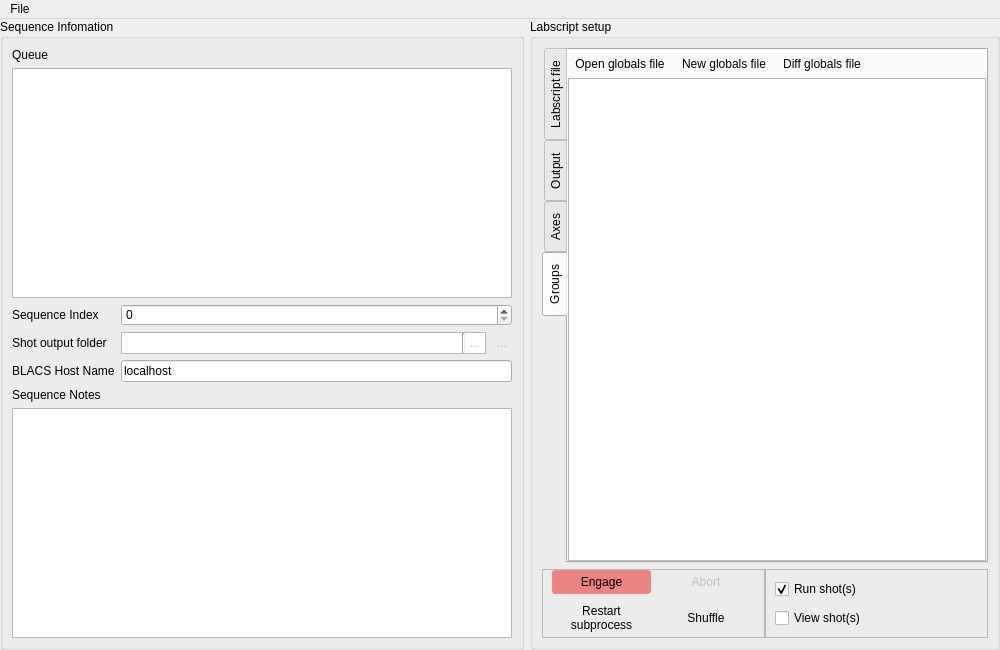
This is main.ui in labscript-suite-archive-oldfinal1/spielman-runmanager--forked-from--labscript_suite-runmanager as Qt 5 draws it before an edit. The edited form follows.
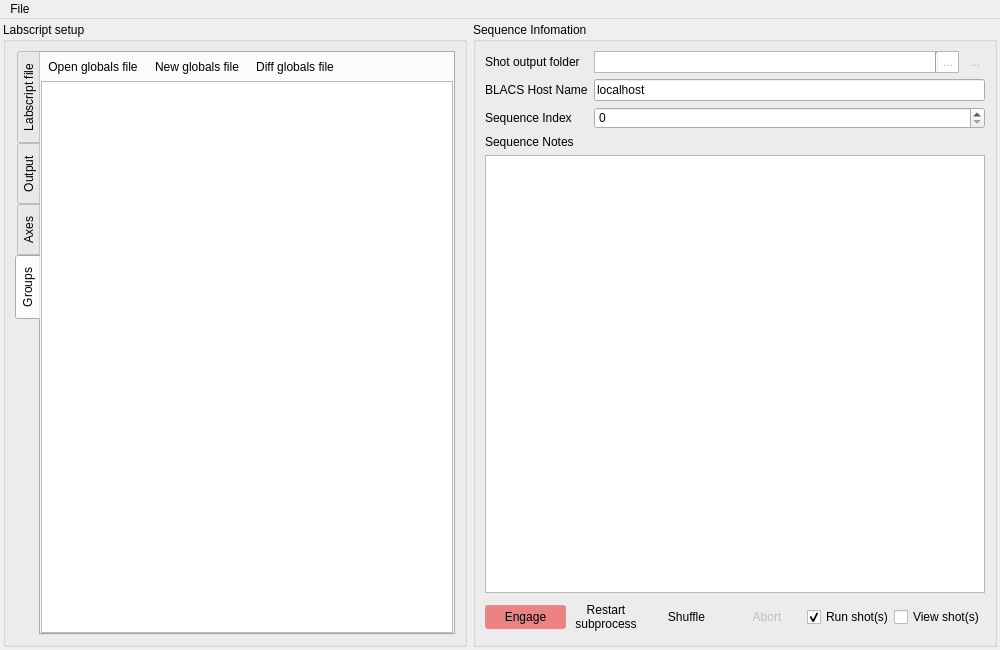
This is the edited form. The open tabs and pages were chosen to show the change. Icons and pictures are not drawn. Custom widgets are drawn as their Qt base class.

Commit message: Rearranged UI slightly

The edit to the form file:
```diff
--- a/main.ui
+++ b/main.ui
@@ -92,272 +92,17 @@
    </property>
    <layout class="QHBoxLayout" name="horizontalLayout_6">
     <property name="leftMargin">
-     <number>0</number>
+     <number>3</number>
     </property>
     <property name="topMargin">
-     <number>0</number>
+     <number>3</number>
     </property>
     <property name="rightMargin">
-     <number>0</number>
+     <number>3</number>
     </property>
     <property name="bottomMargin">
-     <number>0</number>
+     <number>3</number>
     </property>
-    <item>
-     <widget class="QGroupBox" name="groupBox">
-      <property name="title">
-       <string>Sequence Infomation</string>
-      </property>
-      <layout class="QVBoxLayout" name="verticalLayout_3">
-       <item>
-        <widget class="QLabel" name="label_3">
-         <property name="text">
-          <string>Queue</string>
-         </property>
-        </widget>
-       </item>
-       <item>
-        <widget class="QListWidget" name="Queue_listWidget"/>
-       </item>
-       <item>
-        <layout class="QFormLayout" name="formLayout">
-         <item row="0" column="0">
-          <widget class="QLabel" name="sequenceIndexLabel">
-           <property name="text">
-            <string>Sequence Index</string>
-           </property>
-          </widget>
-         </item>
-         <item row="0" column="1">
-          <widget class="QSpinBox" name="spinBox_SequenceIndex">
-           <property name="sizePolicy">
-            <sizepolicy hsizetype="Expanding" vsizetype="Fixed">
-             <horstretch>0</horstretch>
-             <verstretch>0</verstretch>
-            </sizepolicy>
-           </property>
-           <property name="minimumSize">
-            <size>
-             <width>0</width>
-             <height>20</height>
-            </size>
-           </property>
-           <property name="maximum">
-            <number>9999</number>
-           </property>
-          </widget>
-         </item>
-         <item row="1" column="0">
-          <widget class="QLabel" name="shotOutputFolderLabel">
-           <property name="text">
-            <string>Shot output folder</string>
-           </property>
-          </widget>
-         </item>
-         <item row="2" column="0">
-          <widget class="QLabel" name="bLACSHostNameLabel">
-           <property name="text">
-            <string>BLACS Host Name</string>
-           </property>
-          </widget>
-         </item>
-         <item row="2" column="1">
-          <widget class="QLineEdit" name="lineEdit_BLACS_hostname">
-           <property name="toolTip">
-            <string>&lt;html&gt;&lt;head/&gt;&lt;body&gt;&lt;p&gt;The host computer running BLACS.&lt;/p&gt;&lt;/body&gt;&lt;/html&gt;</string>
-           </property>
-           <property name="text">
-            <string>localhost</string>
-           </property>
-           <property name="frame">
-            <bool>true</bool>
-           </property>
-          </widget>
-         </item>
-         <item row="1" column="1">
-          <layout class="QHBoxLayout" name="horizontalLayout_8">
-           <item>
-            <widget class="QFrame" name="frame">
-             <property name="sizePolicy">
-              <sizepolicy hsizetype="Preferred" vsizetype="Preferred">
-               <horstretch>0</horstretch>
-               <verstretch>0</verstretch>
-              </sizepolicy>
-             </property>
-             <property name="sizeIncrement">
-              <size>
-               <width>0</width>
-               <height>0</height>
-              </size>
-             </property>
-             <property name="frameShape">
-              <enum>QFrame::StyledPanel</enum>
-             </property>
-             <layout class="QHBoxLayout" name="horizontalLayout">
-              <property name="spacing">
-               <number>0</number>
-              </property>
-              <property name="leftMargin">
-               <number>0</number>
-              </property>
-              <property name="topMargin">
-               <number>0</number>
-              </property>
-              <property name="rightMargin">
-               <number>0</number>
-              </property>
-              <property name="bottomMargin">
-               <number>0</number>
-              </property>
-              <item>
-               <widget class="QLineEdit" name="lineEdit_shot_output_folder">
-                <property name="sizePolicy">
-                 <sizepolicy hsizetype="Expanding" vsizetype="Fixed">
-                  <horstretch>0</horstretch>
-                  <verstretch>0</verstretch>
-                 </sizepolicy>
-                </property>
-                <property name="maximumSize">
-                 <size>
-                  <width>16777215</width>
-                  <height>20</height>
-                 </size>
-                </property>
-                <property name="toolTip">
-                 <string>&lt;html&gt;&lt;head/&gt;&lt;body&gt;&lt;p&gt;The folder in which newly compiled shot files will be placed.&lt;/p&gt;&lt;p&gt;If the folder does not exist, it will be created at compile time.&lt;/p&gt;&lt;/body&gt;&lt;/html&gt;</string>
-                </property>
-                <property name="styleSheet">
-                 <string notr="true"/>
-                </property>
-                <property name="frame">
-                 <bool>false</bool>
-                </property>
-                <property name="readOnly">
-                 <bool>true</bool>
-                </property>
-               </widget>
-              </item>
-              <item>
-               <widget class="Line" name="line_2">
-                <property name="orientation">
-                 <enum>Qt::Vertical</enum>
-                </property>
-               </widget>
-              </item>
-              <item>
-               <widget class="QToolButton" name="toolButton_select_shot_output_folder">
-                <property name="enabled">
-                 <bool>false</bool>
-                </property>
-                <property name="sizePolicy">
-                 <sizepolicy hsizetype="Fixed" vsizetype="Fixed">
-                  <horstretch>0</horstretch>
-                  <verstretch>0</verstretch>
-                 </sizepolicy>
-                </property>
-                <property name="maximumSize">
-                 <size>
-                  <width>20</width>
-                  <height>20</height>
-                 </size>
-                </property>
-                <property name="toolTip">
-                 <string>Select folder ...</string>
-                </property>
-                <property name="styleSheet">
-                 <string notr="true">QToolButton{
-    border: none;
-    background: white;
-    padding: 2px;
-}
-
-QToolButton:hover {
-     background-color: qlineargradient(x1: 0, y1: 0, x2: 0, y2: 1,
-                                       stop: 0 #f6f7fa, stop: 1 #dadbde);
- }
-
- QToolButton:pressed {
-     background-color: qlineargradient(x1: 0, y1: 0, x2: 0, y2: 1,
-                                       stop: 0 #dadbde, stop: 1 #f6f7fa);
- }</string>
-                </property>
-                <property name="text">
-                 <string>...</string>
-                </property>
-                <property name="icon">
-                 <iconset resource="../../Anaconda/Lib/site-packages/qtutils/icons/icons.qrc">
-                  <normaloff>:/qtutils/fugue/folder-horizontal-open.png</normaloff>:/qtutils/fugue/folder-horizontal-open.png</iconset>
-                </property>
-               </widget>
-              </item>
-             </layout>
-            </widget>
-           </item>
-           <item>
-            <widget class="QToolButton" name="toolButton_reset_shot_output_folder">
-             <property name="enabled">
-              <bool>false</bool>
-             </property>
-             <property name="sizePolicy">
-              <sizepolicy hsizetype="Fixed" vsizetype="Fixed">
-               <horstretch>0</horstretch>
-               <verstretch>0</verstretch>
-              </sizepolicy>
-             </property>
-             <property name="maximumSize">
-              <size>
-               <width>20</width>
-               <height>20</height>
-              </size>
-             </property>
-             <property name="toolTip">
-              <string>&lt;html&gt;&lt;head/&gt;&lt;body&gt;&lt;p&gt;Reset to default output folder.&lt;/p&gt;&lt;p&gt;If the folder does not exist it will be created at compile-time.&lt;/p&gt;&lt;/body&gt;&lt;/html&gt;</string>
-             </property>
-             <property name="text">
-              <string>...</string>
-             </property>
-             <property name="icon">
-              <iconset resource="../../Anaconda/Lib/site-packages/qtutils/icons/icons.qrc">
-               <normaloff>:/qtutils/fugue/arrow-turn-180-left.png</normaloff>:/qtutils/fugue/arrow-turn-180-left.png</iconset>
-             </property>
-            </widget>
-           </item>
-          </layout>
-         </item>
-        </layout>
-       </item>
-       <item>
-        <widget class="QLabel" name="label_4">
-         <property name="text">
-          <string>Sequence Notes</string>
-         </property>
-        </widget>
-       </item>
-       <item>
-        <widget class="QPlainTextEdit" name="plainTextEdit_SequenceNotes">
-         <property name="minimumSize">
-          <size>
-           <width>500</width>
-           <height>0</height>
-          </size>
-         </property>
-         <property name="font">
-          <font>
-           <family>Courier</family>
-           <pointsize>10</pointsize>
-          </font>
-         </property>
-         <property name="toolTip">
-          <string>Notes for next sequence</string>
-         </property>
-        </widget>
-       </item>
-       <item>
-        <layout class="QVBoxLayout" name="verticalLayout"/>
-       </item>
-      </layout>
-     </widget>
-    </item>
     <item>
      <widget class="QGroupBox" name="groupBox_2">
       <property name="title">
@@ -841,8 +586,8 @@
                  <rect>
                   <x>0</x>
                   <y>0</y>
-                  <width>423</width>
-                  <height>482</height>
+                  <width>83</width>
+                  <height>71</height>
                  </rect>
                 </property>
                 <layout class="QVBoxLayout" name="verticalLayout_6">
@@ -876,43 +621,135 @@
            </widget>
           </widget>
          </item>
-         <item>
-          <layout class="QHBoxLayout" name="horizontalLayout_3">
-           <property name="spacing">
-            <number>0</number>
+        </layout>
+       </item>
+      </layout>
+     </widget>
+    </item>
+    <item>
+     <widget class="QGroupBox" name="groupBox">
+      <property name="title">
+       <string>Sequence Infomation</string>
+      </property>
+      <layout class="QVBoxLayout" name="verticalLayout_3">
+       <item>
+        <layout class="QFormLayout" name="formLayout">
+         <item row="0" column="0">
+          <widget class="QLabel" name="shotOutputFolderLabel">
+           <property name="text">
+            <string>Shot output folder</string>
            </property>
-           <property name="sizeConstraint">
-            <enum>QLayout::SetDefaultConstraint</enum>
-           </property>
+          </widget>
+         </item>
+         <item row="0" column="1">
+          <layout class="QHBoxLayout" name="horizontalLayout_8">
            <item>
             <widget class="QFrame" name="frame">
-             <property name="styleSheet">
-              <string notr="true"/>
+             <property name="sizePolicy">
+              <sizepolicy hsizetype="Preferred" vsizetype="Preferred">
+               <horstretch>0</horstretch>
+               <verstretch>0</verstretch>
+              </sizepolicy>
+             </property>
+             <property name="sizeIncrement">
+              <size>
+               <width>0</width>
+               <height>0</height>
+              </size>
              </property>
              <property name="frameShape">
               <enum>QFrame::StyledPanel</enum>
              </property>
-             <layout class="QGridLayout" name="gridLayout">
+             <layout class="QHBoxLayout" name="horizontalLayout">
+              <property name="spacing">
+               <number>0</number>
+              </property>
+              <property name="leftMargin">
+               <number>0</number>
+              </property>
               <property name="topMargin">
                <number>0</number>
               </property>
+              <property name="rightMargin">
+               <number>0</number>
+              </property>
               <property name="bottomMargin">
                <number>0</number>
               </property>
-              <item row="0" column="1">
-               <widget class="QPushButton" name="pushButton_abort">
+              <item>
+               <widget class="QLineEdit" name="lineEdit_shot_output_folder">
+                <property name="sizePolicy">
+                 <sizepolicy hsizetype="Expanding" vsizetype="Fixed">
+                  <horstretch>0</horstretch>
+                  <verstretch>0</verstretch>
+                 </sizepolicy>
+                </property>
+                <property name="maximumSize">
+                 <size>
+                  <width>16777215</width>
+                  <height>20</height>
+                 </size>
+                </property>
+                <property name="toolTip">
+                 <string>&lt;html&gt;&lt;head/&gt;&lt;body&gt;&lt;p&gt;The folder in which newly compiled shot files will be placed.&lt;/p&gt;&lt;p&gt;If the folder does not exist, it will be created at compile time.&lt;/p&gt;&lt;/body&gt;&lt;/html&gt;</string>
+                </property>
+                <property name="styleSheet">
+                 <string notr="true"/>
+                </property>
+                <property name="frame">
+                 <bool>false</bool>
+                </property>
+                <property name="readOnly">
+                 <bool>true</bool>
+                </property>
+               </widget>
+              </item>
+              <item>
+               <widget class="Line" name="line_2">
+                <property name="orientation">
+                 <enum>Qt::Vertical</enum>
+                </property>
+               </widget>
+              </item>
+              <item>
+               <widget class="QToolButton" name="toolButton_select_shot_output_folder">
                 <property name="enabled">
                  <bool>false</bool>
                 </property>
-                <property name="focusPolicy">
-                 <enum>Qt::NoFocus</enum>
+                <property name="sizePolicy">
+                 <sizepolicy hsizetype="Fixed" vsizetype="Fixed">
+                  <horstretch>0</horstretch>
+                  <verstretch>0</verstretch>
+                 </sizepolicy>
+                </property>
+                <property name="maximumSize">
+                 <size>
+                  <width>20</width>
+                  <height>20</height>
+                 </size>
                 </property>
                 <property name="toolTip">
-                 <string>Stop compiling shots after the current shot is compiled.
- To interrupt a compilation mid-shot, use the 'Restart subprocess' button</string>
+                 <string>Select folder ...</string>
+                </property>
+                <property name="styleSheet">
+                 <string notr="true">QToolButton{
+    border: none;
+    background: white;
+    padding: 2px;
+}
+
+QToolButton:hover {
+     background-color: qlineargradient(x1: 0, y1: 0, x2: 0, y2: 1,
+                                       stop: 0 #f6f7fa, stop: 1 #dadbde);
+ }
+
+ QToolButton:pressed {
+     background-color: qlineargradient(x1: 0, y1: 0, x2: 0, y2: 1,
+                                       stop: 0 #dadbde, stop: 1 #f6f7fa);
+ }</string>
                 </property>
                 <property name="text">
-                 <string>Abort</string>
+                 <string>...</string>
                 </property>
                 <property name="icon">
                  <iconset resource="../../Anaconda/Lib/site-packages/qtutils/icons/icons.qrc">
@@ -920,22 +757,144 @@
                 </property>
                </widget>
               </item>
-              <item row="0" column="0">
-               <widget class="QPushButton" name="pushButton_engage">
-                <property name="enabled">
-                 <bool>true</bool>
-                </property>
-                <property name="focusPolicy">
-                 <enum>Qt::NoFocus</enum>
-                </property>
-                <property name="toolTip">
-                 <string>&lt;html&gt;&lt;head/&gt;&lt;body&gt;&lt;p&gt;Compile pending shots and submit them to BLACS if applicable.&lt;/p&gt;&lt;p&gt;Or, send the parameter space description to mise, if that option is selected.&lt;/p&gt;&lt;/body&gt;&lt;/html&gt;</string>
-                </property>
-                <property name="autoFillBackground">
-                 <bool>false</bool>
-                </property>
-                <property name="styleSheet">
-                 <string notr="true">QPushButton {
+             </layout>
+            </widget>
+           </item>
+           <item>
+            <widget class="QToolButton" name="toolButton_reset_shot_output_folder">
+             <property name="enabled">
+              <bool>false</bool>
+             </property>
+             <property name="sizePolicy">
+              <sizepolicy hsizetype="Fixed" vsizetype="Fixed">
+               <horstretch>0</horstretch>
+               <verstretch>0</verstretch>
+              </sizepolicy>
+             </property>
+             <property name="maximumSize">
+              <size>
+               <width>20</width>
+               <height>20</height>
+              </size>
+             </property>
+             <property name="toolTip">
+              <string>&lt;html&gt;&lt;head/&gt;&lt;body&gt;&lt;p&gt;Reset to default output folder.&lt;/p&gt;&lt;p&gt;If the folder does not exist it will be created at compile-time.&lt;/p&gt;&lt;/body&gt;&lt;/html&gt;</string>
+             </property>
+             <property name="text">
+              <string>...</string>
+             </property>
+             <property name="icon">
+              <iconset resource="../../Anaconda/Lib/site-packages/qtutils/icons/icons.qrc">
+               <normaloff>:/qtutils/fugue/arrow-turn-180-left.png</normaloff>:/qtutils/fugue/arrow-turn-180-left.png</iconset>
+             </property>
+            </widget>
+           </item>
+          </layout>
+         </item>
+         <item row="1" column="0">
+          <widget class="QLabel" name="bLACSHostNameLabel">
+           <property name="text">
+            <string>BLACS Host Name</string>
+           </property>
+          </widget>
+         </item>
+         <item row="1" column="1">
+          <widget class="QLineEdit" name="lineEdit_BLACS_hostname">
+           <property name="toolTip">
+            <string>&lt;html&gt;&lt;head/&gt;&lt;body&gt;&lt;p&gt;The host computer running BLACS.&lt;/p&gt;&lt;/body&gt;&lt;/html&gt;</string>
+           </property>
+           <property name="text">
+            <string>localhost</string>
+           </property>
+           <property name="frame">
+            <bool>true</bool>
+           </property>
+          </widget>
+         </item>
+         <item row="2" column="0">
+          <widget class="QLabel" name="sequenceIndexLabel_2">
+           <property name="text">
+            <string>Sequence Index</string>
+           </property>
+          </widget>
+         </item>
+         <item row="2" column="1">
+          <widget class="QPadSpinBox" name="spinBox_SequenceIndex">
+           <property name="sizePolicy">
+            <sizepolicy hsizetype="Expanding" vsizetype="Fixed">
+             <horstretch>0</horstretch>
+             <verstretch>0</verstretch>
+            </sizepolicy>
+           </property>
+           <property name="minimumSize">
+            <size>
+             <width>0</width>
+             <height>20</height>
+            </size>
+           </property>
+           <property name="toolTip">
+            <string>&lt;html&gt;&lt;head/&gt;&lt;body&gt;&lt;p&gt;Current sequence index. Any time you change something and resubmit the sequence index is incremented.  If you want to overwrite some shotes, de-increment the index&lt;/p&gt;&lt;/body&gt;&lt;/html&gt;</string>
+           </property>
+           <property name="minimum">
+            <number>0</number>
+           </property>
+           <property name="maximum">
+            <number>9999</number>
+           </property>
+          </widget>
+         </item>
+        </layout>
+       </item>
+       <item>
+        <widget class="QLabel" name="label_4">
+         <property name="text">
+          <string>Sequence Notes</string>
+         </property>
+        </widget>
+       </item>
+       <item>
+        <widget class="QPlainTextEdit" name="plainTextEdit_SequenceNotes">
+         <property name="minimumSize">
+          <size>
+           <width>500</width>
+           <height>0</height>
+          </size>
+         </property>
+         <property name="font">
+          <font>
+           <family>Courier</family>
+           <pointsize>9</pointsize>
+          </font>
+         </property>
+         <property name="toolTip">
+          <string>Notes for next sequence</string>
+         </property>
+        </widget>
+       </item>
+       <item>
+        <layout class="QHBoxLayout" name="horizontalLayout_3">
+         <property name="spacing">
+          <number>0</number>
+         </property>
+         <property name="sizeConstraint">
+          <enum>QLayout::SetDefaultConstraint</enum>
+         </property>
+         <item>
+          <widget class="QPushButton" name="pushButton_engage">
+           <property name="enabled">
+            <bool>true</bool>
+           </property>
+           <property name="focusPolicy">
+            <enum>Qt::NoFocus</enum>
+           </property>
+           <property name="toolTip">
+            <string>&lt;html&gt;&lt;head/&gt;&lt;body&gt;&lt;p&gt;Compile pending shots and submit them to BLACS if applicable.&lt;/p&gt;&lt;p&gt;Or, send the parameter space description to mise, if that option is selected.&lt;/p&gt;&lt;/body&gt;&lt;/html&gt;</string>
+           </property>
+           <property name="autoFillBackground">
+            <bool>false</bool>
+           </property>
+           <property name="styleSheet">
+            <string notr="true">QPushButton {
 	 background-color: rgb(238,96,96,192);
      border: 1px solid rgb(238,96,96,128);
 	  border-radius: 3px;
@@ -955,108 +914,103 @@
      border: 1px solid #8f8f91;
      border-radius: 3px;
  }</string>
-                </property>
-                <property name="text">
-                 <string>Engage</string>
-                </property>
-                <property name="icon">
-                 <iconset resource="../../Anaconda/Lib/site-packages/qtutils/icons/icons.qrc">
-                  <normaloff>:/qtutils/fugue/control.png</normaloff>:/qtutils/fugue/control.png</iconset>
-                </property>
-                <property name="autoDefault">
-                 <bool>false</bool>
-                </property>
-                <property name="flat">
-                 <bool>false</bool>
-                </property>
-               </widget>
-              </item>
-              <item row="1" column="1">
-               <widget class="QPushButton" name="pushButton_shuffle">
-                <property name="focusPolicy">
-                 <enum>Qt::NoFocus</enum>
-                </property>
-                <property name="toolTip">
-                 <string>&lt;html&gt;&lt;head/&gt;&lt;body&gt;&lt;p&gt;Send compiled shots to BLACS in a random order, to prevent scanned parameters correlating with temporal drifts.&lt;/p&gt;&lt;/body&gt;&lt;/html&gt;</string>
-                </property>
-                <property name="text">
-                 <string>Shuffle</string>
-                </property>
-                <property name="icon">
-                 <iconset resource="../../Anaconda/Lib/site-packages/qtutils/icons/icons.qrc">
-                  <normaloff>:/qtutils/fugue/arrow-switch.png</normaloff>:/qtutils/fugue/arrow-switch.png</iconset>
-                </property>
-                <property name="checkable">
-                 <bool>true</bool>
-                </property>
-               </widget>
-              </item>
-              <item row="1" column="0">
-               <widget class="QPushButton" name="pushButton_restart_subprocess">
-                <property name="focusPolicy">
-                 <enum>Qt::NoFocus</enum>
-                </property>
-                <property name="toolTip">
-                 <string>&lt;html&gt;&lt;head/&gt;&lt;body&gt;&lt;p&gt;Forcefully restart the compilation subprocess, stopping any compilation in process.&lt;/p&gt;&lt;p&gt;This can be useful if the child process is misbehaving for any reason.&lt;/p&gt;&lt;/body&gt;&lt;/html&gt;</string>
-                </property>
-                <property name="text">
-                 <string>Restart
+           </property>
+           <property name="text">
+            <string>Engage</string>
+           </property>
+           <property name="icon">
+            <iconset resource="../../Anaconda/Lib/site-packages/qtutils/icons/icons.qrc">
+             <normaloff>:/qtutils/fugue/control.png</normaloff>:/qtutils/fugue/control.png</iconset>
+           </property>
+           <property name="autoDefault">
+            <bool>false</bool>
+           </property>
+           <property name="flat">
+            <bool>false</bool>
+           </property>
+          </widget>
+         </item>
+         <item>
+          <widget class="QPushButton" name="pushButton_restart_subprocess">
+           <property name="focusPolicy">
+            <enum>Qt::NoFocus</enum>
+           </property>
+           <property name="toolTip">
+            <string>&lt;html&gt;&lt;head/&gt;&lt;body&gt;&lt;p&gt;Forcefully restart the compilation subprocess, stopping any compilation in process.&lt;/p&gt;&lt;p&gt;This can be useful if the child process is misbehaving for any reason.&lt;/p&gt;&lt;/body&gt;&lt;/html&gt;</string>
+           </property>
+           <property name="text">
+            <string>Restart
 subprocess</string>
-                </property>
-                <property name="icon">
-                 <iconset resource="../../Anaconda/Lib/site-packages/qtutils/icons/icons.qrc">
-                  <normaloff>:/qtutils/fugue/arrow-circle-135-left.png</normaloff>:/qtutils/fugue/arrow-circle-135-left.png</iconset>
-                </property>
-               </widget>
-              </item>
-             </layout>
-            </widget>
-           </item>
-           <item>
-            <widget class="QFrame" name="frame">
-             <property name="sizePolicy">
-              <sizepolicy hsizetype="Minimum" vsizetype="Preferred">
-               <horstretch>0</horstretch>
-               <verstretch>0</verstretch>
-              </sizepolicy>
-             </property>
-             <property name="frameShape">
-              <enum>QFrame::StyledPanel</enum>
-             </property>
-             <layout class="QVBoxLayout" name="verticalLayout_2">
-              <property name="spacing">
-               <number>9</number>
-              </property>
-              <property name="sizeConstraint">
-               <enum>QLayout::SetDefaultConstraint</enum>
-              </property>
-              <item>
-               <widget class="QCheckBox" name="checkBox_run_shots">
-                <property name="toolTip">
-                 <string>Send the shot files to BLACS after compilation</string>
-                </property>
-                <property name="text">
-                 <string>Run shot(s)</string>
-                </property>
-                <property name="checked">
-                 <bool>true</bool>
-                </property>
-               </widget>
-              </item>
-              <item>
-               <widget class="QCheckBox" name="checkBox_view_shots">
-                <property name="toolTip">
-                 <string>Open the shot files in runviewer after compilation</string>
-                </property>
-                <property name="text">
-                 <string>View shot(s)</string>
-                </property>
-               </widget>
-              </item>
-             </layout>
-            </widget>
-           </item>
-          </layout>
+           </property>
+           <property name="icon">
+            <iconset resource="../../Anaconda/Lib/site-packages/qtutils/icons/icons.qrc">
+             <normaloff>:/qtutils/fugue/arrow-circle-135-left.png</normaloff>:/qtutils/fugue/arrow-circle-135-left.png</iconset>
+           </property>
+          </widget>
+         </item>
+         <item>
+          <widget class="QPushButton" name="pushButton_shuffle">
+           <property name="focusPolicy">
+            <enum>Qt::NoFocus</enum>
+           </property>
+           <property name="toolTip">
+            <string>&lt;html&gt;&lt;head/&gt;&lt;body&gt;&lt;p&gt;Send compiled shots to BLACS in a random order, to prevent scanned parameters correlating with temporal drifts.&lt;/p&gt;&lt;/body&gt;&lt;/html&gt;</string>
+           </property>
+           <property name="text">
+            <string>Shuffle</string>
+           </property>
+           <property name="icon">
+            <iconset resource="../../Anaconda/Lib/site-packages/qtutils/icons/icons.qrc">
+             <normaloff>:/qtutils/fugue/arrow-switch.png</normaloff>:/qtutils/fugue/arrow-switch.png</iconset>
+           </property>
+           <property name="checkable">
+            <bool>true</bool>
+           </property>
+          </widget>
+         </item>
+         <item>
+          <widget class="QPushButton" name="pushButton_abort">
+           <property name="enabled">
+            <bool>false</bool>
+           </property>
+           <property name="focusPolicy">
+            <enum>Qt::NoFocus</enum>
+           </property>
+           <property name="toolTip">
+            <string>Stop compiling shots after the current shot is compiled.
+ To interrupt a compilation mid-shot, use the 'Restart subprocess' button</string>
+           </property>
+           <property name="text">
+            <string>Abort</string>
+           </property>
+           <property name="icon">
+            <iconset resource="../../Anaconda/Lib/site-packages/qtutils/icons/icons.qrc">
+             <normaloff>:/qtutils/fugue/cross-octagon.png</normaloff>:/qtutils/fugue/cross-octagon.png</iconset>
+           </property>
+          </widget>
+         </item>
+         <item>
+          <widget class="QCheckBox" name="checkBox_run_shots">
+           <property name="toolTip">
+            <string>Send the shot files to BLACS after compilation</string>
+           </property>
+           <property name="text">
+            <string>Run shot(s)</string>
+           </property>
+           <property name="checked">
+            <bool>true</bool>
+           </property>
+          </widget>
+         </item>
+         <item>
+          <widget class="QCheckBox" name="checkBox_view_shots">
+           <property name="toolTip">
+            <string>Open the shot files in runviewer after compilation</string>
+           </property>
+           <property name="text">
+            <string>View shot(s)</string>
+           </property>
+          </widget>
          </item>
         </layout>
        </item>
@@ -1167,6 +1121,11 @@
    <extends>QPlainTextEdit</extends>
    <header>qtutils/widgets.h</header>
   </customwidget>
+  <customwidget>
+   <class>QPadSpinBox</class>
+   <extends>QSpinBox</extends>
+   <header>qtutils/widgets.h</header>
+  </customwidget>
  </customwidgets>
  <tabstops>
   <tabstop>pushButton_engage</tabstop>
```
Left out of the diff: 15 changed lines with no effect on the pictures.
